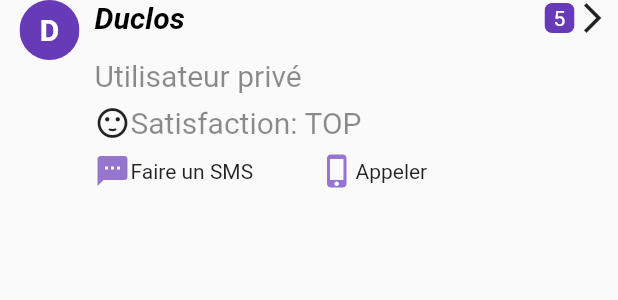
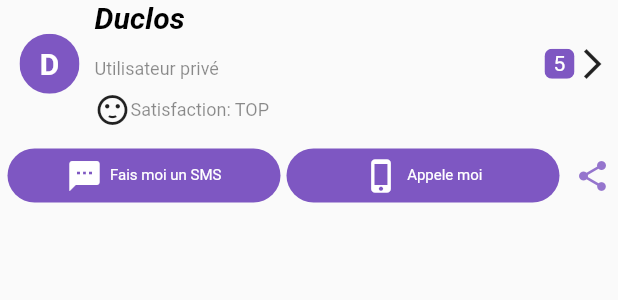
Before and after one commit to DuclosNgassa/eMarket_app, a Flutter app: the PostOwner widget shown alone on an empty page, opened directly with empty values, on a phone screen of 412 x 824 dp. Shown: the top 300 px of the screen. Run offline on Flutter 3.47's test engine with Material 2 defaults, Android fonts, the phone set to English and light mode, and no system bars; our stand-ins replace cached_network_image, flushbar, image_picker; network calls fail.

Commit message:
- Userdetail on Postdetail - Refractoring

```diff
--- a/lib/custom_component/custom_button.dart
+++ b/lib/custom_component/custom_button.dart
@@ -34,7 +34,7 @@ class CustomButton extends StatelessWidget {
               icon,
               color: iconColor,
             ),
-            SizedBox(width: 8.0,),
+            SizedBox(width: 5.0,),
             Text(
               text,
               style: textStyle,
--- a/lib/custom_component/post_owner.dart
+++ b/lib/custom_component/post_owner.dart
@@ -1,6 +1,8 @@
 import 'package:emarket_app/model/post.dart';
 import 'package:emarket_app/services/global.dart';
 import 'package:flutter/material.dart';
+
+import 'custom_button.dart';
 
 class PostOwner extends StatelessWidget {
   PostOwner(
@@ -21,7 +23,9 @@ class PostOwner extends StatelessWidget {
     return Container(
       child: Padding(
         padding: const EdgeInsets.symmetric(horizontal: 5.0),
-          child: Row(
+        child: Column(
+          children: <Widget>[
+            Row(
               children: <Widget>[
                 Padding(
                   padding: const EdgeInsets.only(left: 8.0, right: 10),
@@ -31,7 +35,7 @@ class PostOwner extends StatelessWidget {
                         child: Container(
                           height: 40,
                           width: 40,
-                        color: Colors.deepPurple,
+                          color: colorDeepPurple400,
                           child: Center(
                             child: Text(
                               'D',
@@ -59,7 +63,7 @@ class PostOwner extends StatelessWidget {
                         ),
                       ),
                       Padding(
-                      padding: const EdgeInsets.only(top:8.0),
+                        padding: const EdgeInsets.only(top: 8.0),
                         child: Row(
                           children: <Widget>[
                             Text('Utilisateur privé', style: greyDetailStyle),
@@ -75,37 +79,6 @@ class PostOwner extends StatelessWidget {
                           ],
                         ),
                       ),
-                    Padding(
-                      padding: const EdgeInsets.only(top: 8.0),
-                      child: Row(
-                        children: <Widget>[
-                          Expanded(
-                            child: Column(
-                              children: <Widget>[
-                                Row(
-                                  children: <Widget>[
-                                    Icon(Icons.sms, color: colorDeepPurple300,),
-                                    Text('Faire un SMS'),
-                                  ],
-                                ),
-                              ],
-                            ),
-                          ),
-                          Expanded(
-                            child: Column(
-                              children: <Widget>[
-                                Row(
-                                  children: <Widget>[
-                                    Icon(Icons.phone_iphone, color: colorDeepPurple300,),
-                                    Text('Appeler'),
-                                  ],
-                                ),
-                              ],
-                            ),
-                          ),
-                        ],
-                      ),
-                    ),
                     ],
                   ),
                 ),
@@ -115,9 +88,10 @@ class PostOwner extends StatelessWidget {
                       child: Row(
                         children: <Widget>[
                           ClipRRect(
-                          borderRadius: BorderRadius.all(Radius.circular(5.0)),
+                            borderRadius:
+                                BorderRadius.all(Radius.circular(5.0)),
                             child: Container(
-                            color: Colors.deepPurple,
+                              color: colorDeepPurple400,
                               height: 20,
                               width: 20,
                               child: Center(
@@ -136,6 +110,49 @@ class PostOwner extends StatelessWidget {
                 ),
               ],
             ),
+            Padding(
+              padding: const EdgeInsets.only(top: 8.0),
+              child: Row(
+                children: <Widget>[
+                  Expanded(
+                    child: CustomButton(
+                      fillColor: colorDeepPurple400,
+                      icon: Icons.sms,
+                      splashColor: Colors.white,
+                      iconColor: Colors.white,
+                      text: 'Fais moi un SMS',
+                      textStyle: TextStyle(
+                          color: Colors.white, fontSize: BUTTON_FONT_SIZE),
+                      onPressed: null,
+                    ),
+                  ),
+                  SizedBox(
+                    width: 4.0,
+                  ),
+                  Expanded(
+                    child: CustomButton(
+                      fillColor: colorDeepPurple400,
+                      icon: Icons.phone_iphone,
+                      splashColor: Colors.white,
+                      iconColor: Colors.white,
+                      text: 'Appele moi',
+                      textStyle: TextStyle(
+                          color: Colors.white, fontSize: BUTTON_FONT_SIZE),
+                      onPressed: null,
+                    ),
+                  ),
+                  SizedBox(
+                    width: 10.0,
+                  ),
+                  Icon(
+                    Icons.share,
+                    color: colorDeepPurple300,
+                  ),
+                ],
+              ),
+            ),
+          ],
+        ),
       ),
     );
   }
--- a/lib/services/global.dart
+++ b/lib/services/global.dart
@@ -18,7 +18,7 @@ Color colorDeepPurple300 = Colors.deepPurple[300];//Color(0xFF95E08E);
 Color colorDeepPurple400 = Colors.deepPurple[400]; //Color(0xFF33BBB5);
 Color colorDeepPurple500 = Colors.deepPurple[500];//Color(0xFF00AA12);
 Color backgroundColor = Color(0xFFEFEEF5);
-
+const double BUTTON_FONT_SIZE = 10;
 
 TextStyle titleStyleWhite = new TextStyle(
     fontFamily: 'Helvetica',
@@ -111,7 +111,7 @@ TextStyle titleDetailStyle = new TextStyle(
 
 TextStyle greyDetailStyle = new TextStyle(
     color: Colors.black45,
-    fontSize: 20
+    fontSize: 12
 );
 
 TextStyle normalDetailStyle = new TextStyle(
```
Lines whose indentation alone changed are shown as unchanged.
